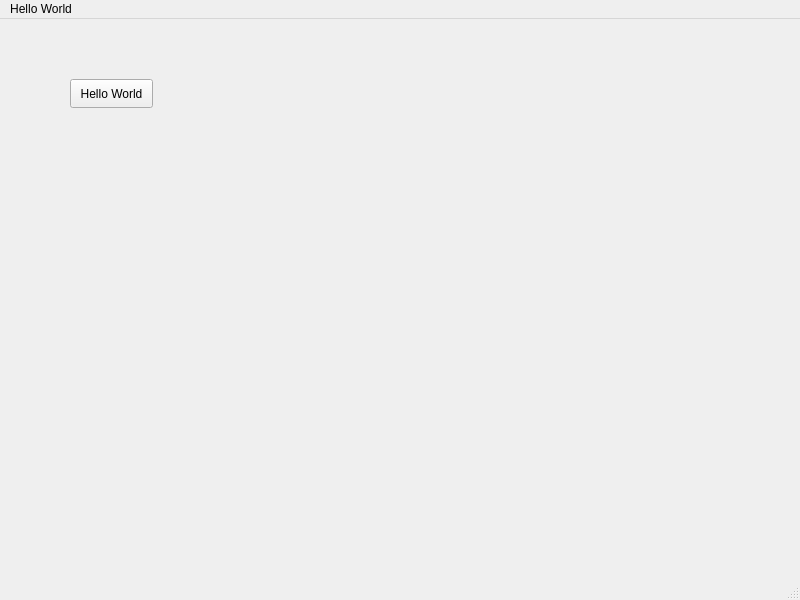
Above: tradei_mainwindow.ui from ledonneangelo02/Trade-I before the change. Below: the same form after it.
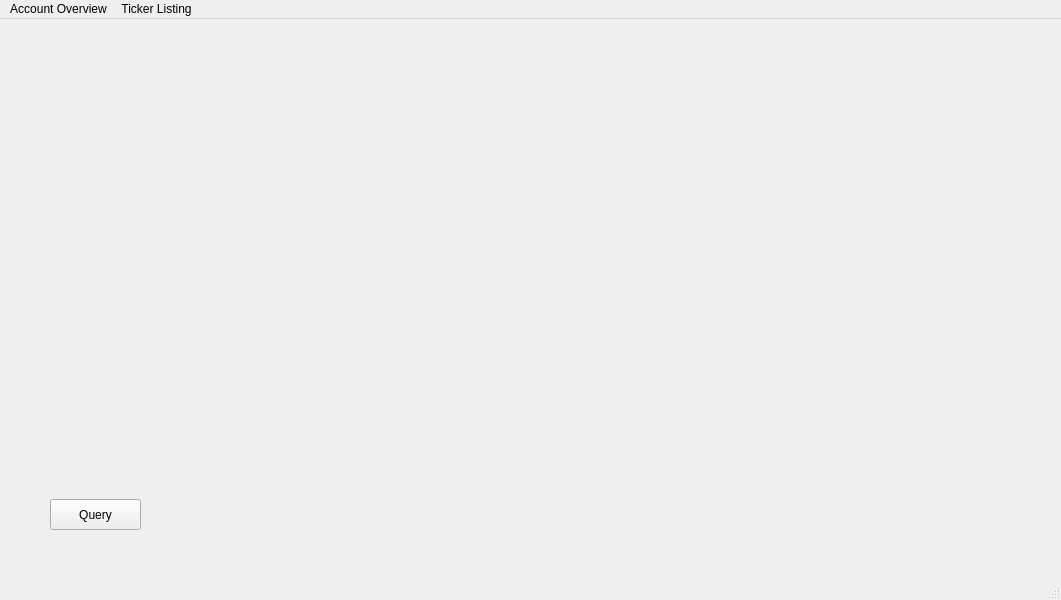
That is the form after the change.

```diff
--- a/tradei_mainwindow.ui
+++ b/tradei_mainwindow.ui
@@ -6,7 +6,7 @@
    <rect>
     <x>0</x>
     <y>0</y>
-    <width>800</width>
+    <width>1061</width>
     <height>600</height>
    </rect>
   </property>
@@ -17,14 +17,14 @@
    <widget class="QPushButton" name="Hello_World">
     <property name="geometry">
      <rect>
-      <x>70</x>
-      <y>60</y>
-      <width>83</width>
-      <height>29</height>
+      <x>50</x>
+      <y>480</y>
+      <width>91</width>
+      <height>31</height>
      </rect>
     </property>
     <property name="text">
-     <string>Hello World</string>
+     <string>Query</string>
     </property>
    </widget>
   </widget>
@@ -33,16 +33,22 @@
     <rect>
      <x>0</x>
      <y>0</y>
-     <width>800</width>
+     <width>1061</width>
      <height>25</height>
     </rect>
    </property>
-   <widget class="QMenu" name="menuHello_World">
+   <widget class="QMenu" name="MenuTrade_I">
     <property name="title">
-     <string>Hello World</string>
+     <string>Account Overview</string>
     </property>
    </widget>
-   <addaction name="menuHello_World"/>
+   <widget class="QMenu" name="menuTicker_Listing">
+    <property name="title">
+     <string>Ticker Listing</string>
+    </property>
+   </widget>
+   <addaction name="MenuTrade_I"/>
+   <addaction name="menuTicker_Listing"/>
   </widget>
   <widget class="QStatusBar" name="statusbar"/>
  </widget>
```
Left out of the diff: 8 changed lines with no effect on the pictures.
